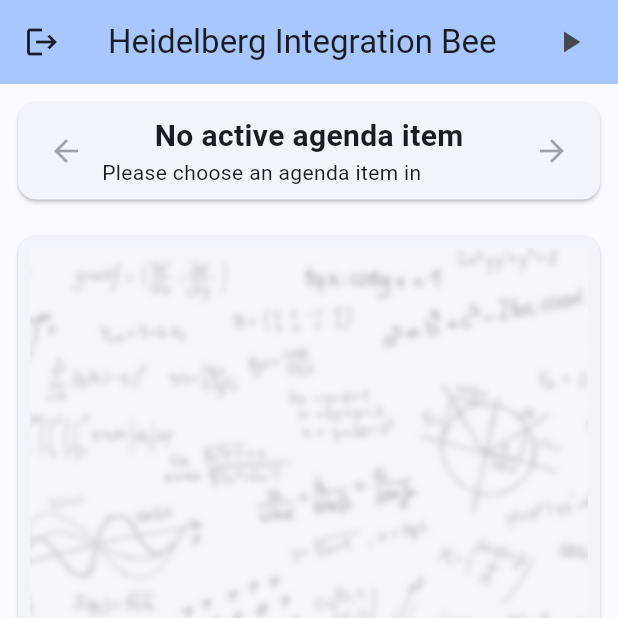
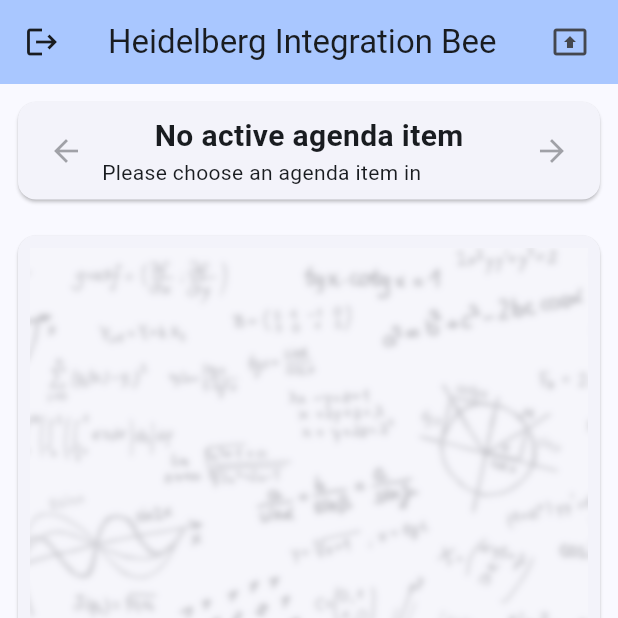
Before and after one commit to paul019/integration_bee_helper, a Flutter app: the screen it shows once a user with an empty profile is signed in, on a phone screen of 412 x 824 dp, the top half of it. Run offline on Flutter 3.47's test engine with Material 2 defaults, Android fonts, the light colour scheme and no system bars; our stand-ins replace cloud_firestore, firebase_auth, firebase_core, tuple; missing offline and left inert: dart:html, flutter_tex; accounts and stored records are empty; statements that could not run were skipped.

Commit message:
Change presentation symbol

```diff
--- a/lib/screens/home_screen.dart
+++ b/lib/screens/home_screen.dart
@@ -58,7 +58,7 @@
                   ),
                 );
               },
-              icon: const Icon(Icons.play_arrow),
+              icon: const Icon(Icons.present_to_all),
             ),
           ),
         ],
```
